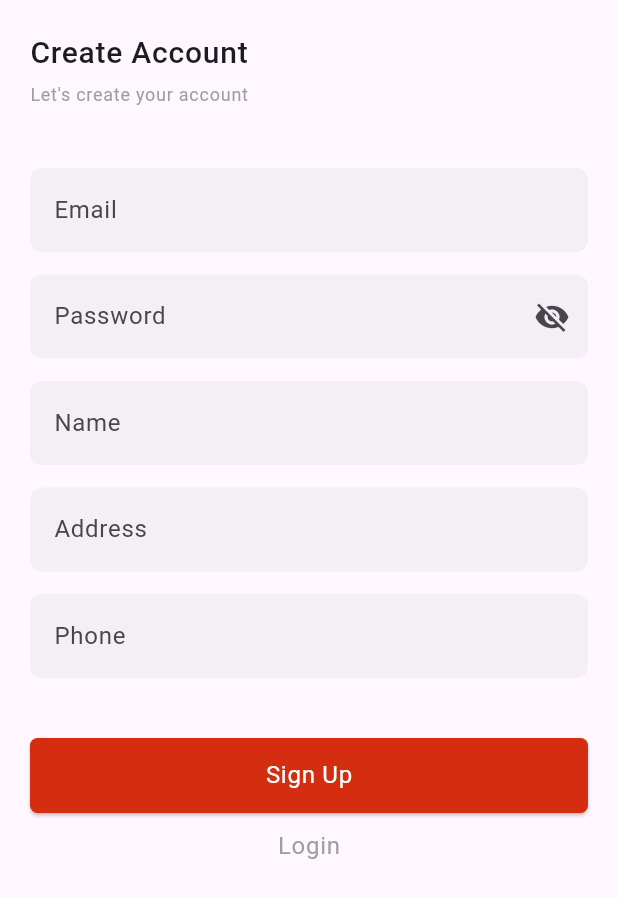
After one commit to Raneemq1/Ecommerce-App, a Flutter app: the RegisterPage screen opened directly, on a phone screen of 412 x 824 dp. The commit adds this screen. Shown: the top 898 px of the screen. Run offline on Flutter 3.47's test engine with Material 3 defaults, Android fonts, the phone set to English and light mode, and no system bars; our stand-ins replace cached_network_image, carousel_slider, firebase_auth, firebase_core, flutter_bloc, persistent_bottom_nav_bar; accounts and stored records are empty.

Commit message:
add register page

```diff
--- /dev/null
+++ b/lib/views/pages/register_page.dart
@@ -0,0 +1,49 @@
+import 'package:ecommerce_app/utils/app_colors.dart';
+import 'package:ecommerce_app/viewmodel/cubit/auth/auth_cubit.dart';
+import 'package:ecommerce_app/views/widgets/register_form.dart';
+import 'package:flutter/material.dart';
+import 'package:flutter_bloc/flutter_bloc.dart';
+
+class RegisterPage extends StatelessWidget {
+  const RegisterPage({super.key});
+
+  @override
+  Widget build(BuildContext context) {
+    return BlocProvider(
+      create: (context) => AuthCubit(),
+      child: Scaffold(
+          body: SafeArea(
+              child: Padding(
+        padding: EdgeInsets.all(20),
+        child: SingleChildScrollView(
+          child: Column(
+            crossAxisAlignment: CrossAxisAlignment.start,
+            children: [
+              Text(
+                'Create Account',
+                style: Theme.of(context)
+                    .textTheme
+                    .bodyLarge!
+                    .copyWith(fontSize: 20, fontWeight: FontWeight.w500),
+              ),
+              const SizedBox(
+                height: 4,
+              ),
+              Text(
+                'Let\'s create your account',
+                style: Theme.of(context).textTheme.bodyLarge!.copyWith(
+                      color: AppColors.grey,
+                      fontSize: 12,
+                    ),
+              ),
+              const SizedBox(
+                height: 40,
+              ),
+              RegisterForm(),
+            ],
+          ),
+        ),
+      ))),
+    );
+  }
+}
--- a/lib/views/widgets/login_form.dart
+++ b/lib/views/widgets/login_form.dart
@@ -2,6 +2,7 @@ import 'package:ecommerce_app/utils/app_colors.dart';
 import 'package:ecommerce_app/viewmodel/cubit/auth/auth_cubit.dart';
 import 'package:ecommerce_app/viewmodel/cubit/auth/auth_state.dart';
 import 'package:ecommerce_app/views/pages/custom_bottombar.dart';
+import 'package:ecommerce_app/views/pages/register_page.dart';
 import 'package:ecommerce_app/views/widgets/main_button.dart';
 import 'package:flutter/material.dart';
 import 'package:flutter_bloc/flutter_bloc.dart';
@@ -120,7 +121,7 @@ class _LoginFormState extends State<LoginForm> {
             ),
             Center(
                 child: InkWell(
-              onTap: null, //signup
+              onTap:() => Navigator.of(context).push(MaterialPageRoute(builder: (_)=>RegisterPage())), //signup
               child: Text(
                 'Create Account',
                 style: Theme.of(context).textTheme.bodyMedium!.copyWith(
--- /dev/null
+++ b/lib/views/widgets/register_form.dart
@@ -0,0 +1,100 @@
+import 'package:ecommerce_app/utils/app_colors.dart';
+import 'package:ecommerce_app/viewmodel/cubit/auth/auth_cubit.dart';
+import 'package:ecommerce_app/views/pages/login_page.dart';
+import 'package:ecommerce_app/views/widgets/login_form.dart';
+import 'package:ecommerce_app/views/widgets/main_button.dart';
+import 'package:flutter/material.dart';
+import 'package:flutter_bloc/flutter_bloc.dart';
+
+class RegisterForm extends StatefulWidget {
+  const RegisterForm({super.key});
+
+  @override
+  State<RegisterForm> createState() => _RegisterFormState();
+}
+
+class _RegisterFormState extends State<RegisterForm> {
+  final _globalKey = GlobalKey<FormState>();
+  final _emailController = TextEditingController();
+  final _passwordController = TextEditingController();
+  final _nameController = TextEditingController();
+  final _phoneController = TextEditingController();
+  final _addressController = TextEditingController();
+  bool _isVisible = false;
+  @override
+  Widget build(BuildContext context) {
+    final cubit = BlocProvider.of<AuthCubit>(context);
+    return Form(
+        key: _globalKey,
+        child: Column(
+          children: [
+            TextFormField(
+              controller: _emailController,
+              validator: (value) {},
+              decoration:
+                  InputDecoration(hintText: 'Enter Email', labelText: 'Email'),
+            ),
+            const SizedBox(
+              height: 15,
+            ),
+            TextFormField(
+                controller: _passwordController,
+                obscureText: !_isVisible,
+                validator: (value) {},
+                decoration: InputDecoration(
+                    hintText: 'Enter Password',
+                    labelText: 'Password',
+                    suffixIcon: InkWell(
+                        onTap: () {
+                          setState(() {
+                            _isVisible = !_isVisible;
+                          });
+                        },
+                        child: _isVisible
+                            ? Icon(Icons.visibility)
+                            : Icon(Icons.visibility_off)))),
+            const SizedBox(
+              height: 15,
+            ),
+            TextFormField(
+                controller: _nameController,
+                validator: (value) {},
+                decoration:
+                    InputDecoration(hintText: 'Enter Name', labelText: 'Name')),
+            const SizedBox(
+              height: 15,
+            ),
+            TextFormField(
+                controller: _addressController,
+                validator: (value) {},
+                decoration: InputDecoration(
+                    hintText: 'Enter Address', labelText: 'Address')),
+            const SizedBox(
+              height: 15,
+            ),
+            TextFormField(
+                controller: _phoneController,
+                validator: (value) {},
+                decoration: InputDecoration(
+                    hintText: 'Enter Phone', labelText: 'Phone')),
+            const SizedBox(
+              height: 40,
+            ),
+            MainButton(
+              title: 'Sign Up',
+              onPressed: () {},
+            ),
+            const SizedBox(
+              height: 10,
+            ),
+            InkWell(
+              onTap: () => Navigator.of(context)
+                  .push(MaterialPageRoute(builder: (_) => LoginPage())),
+              child: Center(child: Text('Login',style: Theme.of(context).textTheme.bodyLarge!.copyWith(
+                color: AppColors.grey,
+              ),)),
+            )
+          ],
+        ));
+  }
+}
```
